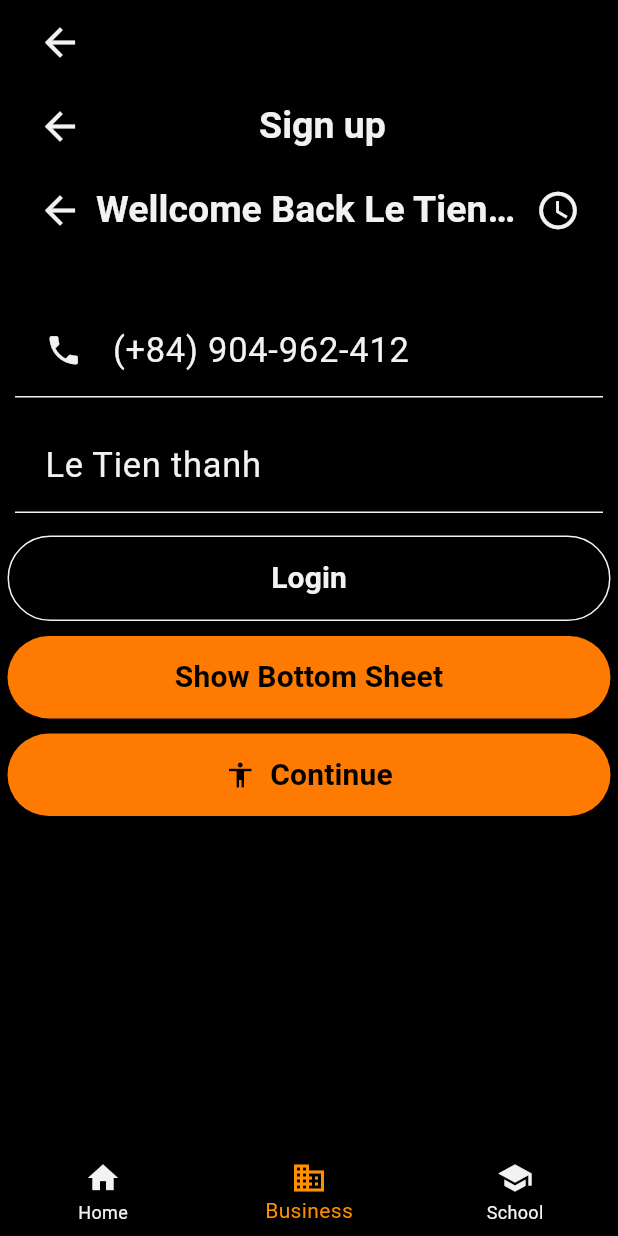
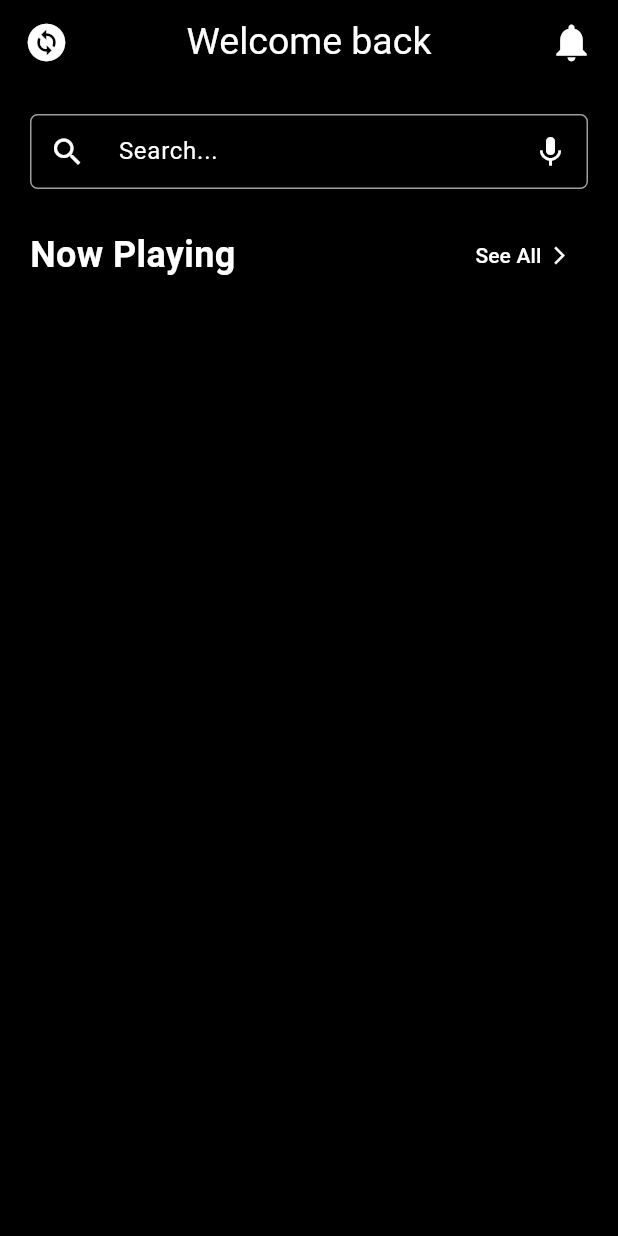
Before and after one commit to ThanhLeT0bito/movie_app_final, a Flutter app: the screen it shows after launch, on a phone screen of 412 x 824 dp. Run offline on Flutter 3.47's test engine with Material 3 defaults, Android fonts, the phone set to English and light mode, and no system bars; drawn by our look-alikes of carousel_slider.

```diff
--- a/lib/main.dart
+++ b/lib/main.dart
@@ -1,8 +1,13 @@
 import 'package:flutter/material.dart';
 import 'package:movie_app_final/providers/AuthProvider.dart';
+import 'package:movie_app_final/providers/Comingsoon_provider.dart';
+import 'package:movie_app_final/providers/Nowplaying_provider.dart';
 import 'package:movie_app_final/providers/ticket_management_provider.dart';
 import 'package:movie_app_final/providers/watching_movie_provider.dart';
+import 'package:movie_app_final/screens/coming_Soon_screens.dart';
 import 'package:movie_app_final/screens/home_order_movie_screen.dart';
+import 'package:movie_app_final/screens/home_page_screens.dart';
+import 'package:movie_app_final/screens/now_playing_screens.dart';
 import 'package:movie_app_final/screens/profile_screens.dart';
 import 'package:movie_app_final/screens/home_screen.dart';
 import 'package:movie_app_final/screens/ticket_screens.dart';
@@ -22,17 +27,23 @@ class MyApp extends StatelessWidget {
       providers: [
         ChangeNotifierProvider(create: (_) => AuthProvider()),
         ChangeNotifierProvider(create: (_) => WatchingMovieProvider()),
-        ChangeNotifierProvider(create: (_) => TicketManagement())
+        ChangeNotifierProvider(create: (_) => TicketManagement()),
+        ChangeNotifierProvider(create: (_) => ComingSoonManagement()),
+        ChangeNotifierProvider(create: (_) => NowplayingManagement()),
       ],
       child: MaterialApp(
         title: 'MOviE',
-        initialRoute: HomeScreen.routeName,
+        initialRoute: HomepageScreens.routeName,
         routes: {
           HomeScreen.routeName: (context) => const HomeScreen(),
           HomeOrderMovie.routeName: (context) => HomeOrderMovie(),
           HomeWatchingScreen.routeName: (context) => HomeWatchingScreen(),
           TicketMovieScreens.routeName: (context) => TicketMovieScreens(),
           HomeProfileScreens.routeName: (context) => HomeProfileScreens(),
+          ComingSoonScreens.routeName:(context) => ComingSoonScreens(),
+          NowplayingScreens.routeName:(context) => NowplayingScreens(),
+          HomepageScreens.routeName:(context) => HomepageScreens(),
+          //SeatScreens.routeName:(context) => SeatScreens(),
         },
       ),
     );
--- /dev/null
+++ b/lib/models/model_widget/ComingSoon.dart
@@ -0,0 +1,17 @@
+// ignore_for_file: non_constant_identifier_names
+
+import 'package:flutter/material.dart';
+
+class ComingSoon with ChangeNotifier{
+  final String? Name;
+  final String? Datetime;
+  final String? TheaterLocation;
+  final String? Image;
+
+  ComingSoon({
+    required this.Name,
+    required this.Datetime,
+    required this.TheaterLocation,
+    required this.Image
+  });
+}
--- /dev/null
+++ b/lib/models/model_widget/Nowplaying.dart
@@ -0,0 +1,17 @@
+import 'package:flutter/material.dart';
+
+class Nowplaying with ChangeNotifier{
+  final String? Name;
+  final String? Star;
+  final String? Time;
+  final String? Address;
+  final String? Image;
+
+  Nowplaying({
+    required this.Address,
+    required this.Image,
+    required this.Name,
+    required this.Star,
+    required this.Time,
+  });
+}
--- /dev/null
+++ b/lib/providers/Comingsoon_provider.dart
@@ -0,0 +1,47 @@
+import 'package:flutter/material.dart';
+import 'package:movie_app_final/models/model_widget/ComingSoon.dart';
+
+class ComingSoonManagement extends ChangeNotifier{
+  List<ComingSoon> listComingSoon=[
+
+    ComingSoon(
+      Name: 'Doraemon movie 43',
+      Datetime: '20.12.2022',
+      TheaterLocation: 'Adventure, Sci-fi',
+      Image: 'img_3.jpg',
+    ),
+    ComingSoon(
+      Name: 'Spy x family CODE: White',
+      Datetime: '25.12.2022',
+      TheaterLocation: 'Adventure, Sci-fi',
+      Image: 'img_3.jpg',
+      ),
+      ComingSoon(
+      Name: 'Doraemon movie 6',
+      Datetime: '20.12.2022',
+      TheaterLocation: 'Adventure, Sci-fi',
+      Image: 'img_3.jpg',
+    ),
+    ComingSoon(
+      Name: 'Doraemon movie 46',
+      Datetime: '20.12.2022',
+      TheaterLocation: 'Adventure, Sci-fi',
+      Image: 'img_3.jpg',),
+       ComingSoon(
+      Name: 'Doraemon movie 789',
+      Datetime: '20.12.2022',
+      TheaterLocation: 'Adventure, Sci-fi',
+      Image: 'img_1.jpg',),
+       ComingSoon(
+      Name: 'Doraemon movie 89',
+      Datetime: '20.12.2022',
+      TheaterLocation: 'Adventure, Sci-fi',
+      Image: 'img_2.jpg',),
+       ComingSoon(
+      Name: 'Doraemon movie 89',
+      Datetime: '20.12.2022',
+      TheaterLocation: 'Adventure, Sci-fi',
+      Image: 'img_2.jpg',),
+
+  ];
+}
--- /dev/null
+++ b/lib/providers/Nowplaying_provider.dart
@@ -0,0 +1,37 @@
+import 'package:flutter/material.dart';
+import 'package:movie_app_final/models/model_widget/Nowplaying.dart';
+
+class NowplayingManagement extends ChangeNotifier{
+  List<Nowplaying> listNowplaying=[
+
+
+    Nowplaying(
+      Name: 'Doraemon movie 43',
+      Time: '20.12.2022',
+      Address: 'Adventure, Sci-fi',
+      Star:'4.0',
+      Image: 'img_2.jpg',
+    ),
+    Nowplaying(
+      Name: 'Doraemon movie 77',
+      Time: '20.12.2022',
+      Address: 'Adventure, Sci-fi',
+      Star:'4.0',
+      Image: 'img_2.jpg',
+    ),
+    Nowplaying(
+      Name: 'Doraemon movie 11',
+      Time: '20.12.2022',
+      Address: 'Adventure, Sci-fi',
+      Star:'4.0',
+      Image: 'img_2.jpg',
+    ),
+    Nowplaying(
+      Name: 'Doraemon movie 20',
+      Time: '20.12.2022',
+      Address: 'Adventure, Sci-fi',
+      Star:'4.0',
+      Image: 'img_2.jpg',
+    ),
+  ];
+}
--- a/lib/resources/app_color.dart
+++ b/lib/resources/app_color.dart
@@ -17,6 +17,9 @@ class AppColors {
   // home order movie
   //my ticket movie
   static Color Background = const Color(0xFF1C1C1C);
-  //profile
+  //comingsoon
+  static const Color BackgroundButton  = Color(0xFF1C1C1C);
+  static const Color Fonttextbutton = Color(0xFF000000);
+  static const Color font = Color(0xFFBFBFBF);
 
 }
--- /dev/null
+++ b/lib/screens/home_page_screens.dart
@@ -0,0 +1,149 @@
+import 'package:carousel_slider/carousel_slider.dart';
+import 'package:flutter/material.dart';
+
+class HomepageScreens extends StatefulWidget {
+  const HomepageScreens({Key? key}) : super(key: key);
+  static const routeName = '/home-page';
+
+  @override
+  State<HomepageScreens> createState() => _HomepageScreensState();
+}
+
+class _HomepageScreensState extends State<HomepageScreens> {
+  @override
+  Widget build(BuildContext context) {
+    return Material(
+      child: Scaffold(
+        backgroundColor: Colors.black, // Đặt màu nền của Scaffold thành đen
+        appBar: AppBar(
+          title: Row(
+            mainAxisAlignment: MainAxisAlignment.spaceBetween,
+            children: [
+              Icon(Icons.change_circle_sharp, color: Colors.white, size: 30,), // Biểu tượng trái
+              Text(
+                'Welcome back',
+                style: TextStyle(color: Colors.white, fontSize: 25), // Màu văn bản là trắng
+              ),
+              Icon(Icons.notifications, color: Colors.white, size: 30,), // Biểu tượng phải
+            ],
+          ),
+          backgroundColor: Colors.black, // Đặt màu nền của AppBar thành đen
+          centerTitle: true, // Căn giữa tiêu đề
+          automaticallyImplyLeading: false, // Tắt nút back
+        ),
+        body: SingleChildScrollView(
+          child: Padding(
+            padding: const EdgeInsets.symmetric(horizontal: 20),
+            child: Column(
+              crossAxisAlignment: CrossAxisAlignment.stretch,
+              children: [
+                SizedBox(height: 20),
+                Container(
+                  decoration: BoxDecoration(
+                    borderRadius: BorderRadius.circular(5),
+                    border: Border.all(color: Colors.grey, width: 1),
+                  ),
+                  child: Row(
+                    children: [
+                      IconButton(
+                        icon: Icon(Icons.search, color: Colors.white), // Thêm màu trắng cho icon search
+                        onPressed: () {
+                          // Xử lý khi nhấn vào icon search
+                        },
+                      ),
+                      Expanded(
+                        child: TextField(
+                          style: TextStyle(color: Colors.white), // Đặt màu chữ của TextField thành màu trắng
+                          decoration: InputDecoration(
+                            hintText: 'Search...',
+                            hintStyle: TextStyle(color: Colors.white), // Đặt màu chữ cho hint thành màu trắng
+                            border: InputBorder.none,
+                            contentPadding: EdgeInsets.symmetric(horizontal: 10),
+                          ),
+                        ),
+                      ),
+                      IconButton(
+                        icon: Icon(Icons.mic, color: Colors.white), // Thêm màu trắng cho icon microphone
+                        onPressed: () {
+                          // Xử lý khi nhấn vào icon microphone
+                        },
+                      ),
+                    ],
+                  ),
+                ),
+                SizedBox(height: 20),
+                Row(
+                  mainAxisAlignment: MainAxisAlignment.spaceBetween,
+                  children: [
+                    Text(
+                      'Now Playing',
+                      style: TextStyle(color: Colors.white, fontSize: 24, fontWeight: FontWeight.bold),
+                    ),
+                    TextButton(
+                      onPressed: () {
+                        // Xử lý khi nhấn vào nút "See All"
+                      },
+                      child: Row(
+                        children: [
+                          Text(
+                            'See All',
+                            style: TextStyle(color: Colors.white, fontSize: 14),
+                          ),
+                          SizedBox(width: 5,),
+                          Icon(Icons.arrow_forward_ios, color: Colors.white, size: 14,), // Icon
+                        ],
+                      ),
+                    ),
+                  ],
+                ),
+                SizedBox(height: 20),
+                // Thêm các phần tử khác tại đây
+                // Thêm Carousel ở đây
+                CarouselSlider(
+  options: CarouselOptions(
+    height: 200.0,
+    aspectRatio: 16 / 9,
+    viewportFraction: 0.8,
+    initialPage: 0,
+    enableInfiniteScroll: true,
+    reverse: false,
+    autoPlay: true,
+    autoPlayInterval: Duration(seconds: 2),
+    autoPlayAnimationDuration: Duration(milliseconds: 200),
+    autoPlayCurve: Curves.fastOutSlowIn,
+    enlargeCenterPage: true,
+    scrollDirection: Axis.horizontal,
+  ),
+  items: [
+    // 'https://kenh14cdn.com/thumb_w/600/2015/elbnca-special-poster2-small-1449142035822.jpg'
+    // 'https://kenh14cdn.com/thumb_w/600/2015/elbnca-special-poster2-small-1449142035822.jpg'
+    // 'https://kenh14cdn.com/thumb_w/600/2015/elbnca-special-poster2-small-1449142035822.jpg'
+    // 'https://kenh14cdn.com/thumb_w/600/2015/elbnca-special-poster2-small-1449142035822.jpg'
+  ].map((item) {
+    return Builder(
+      builder: (BuildContext context) {
+        return Container(
+          width: MediaQuery.of(context).size.width,
+          margin: EdgeInsets.symmetric(horizontal: 5.0),
+          decoration: BoxDecoration(
+            color: Colors.grey,
+            borderRadius: BorderRadius.circular(8.0),
+          ),
+          child: Image.network(
+            item,
+            fit: BoxFit.cover,
+          ),
+        );
+      },
+    );
+  }).toList(),
+)
+
+              ],
+            ),
+          ),
+        ),
+      ),
+    );
+  }
+}
--- a/lib/screens/home_screen.dart
+++ b/lib/screens/home_screen.dart
@@ -107,6 +107,7 @@ class _HomeScreenState extends State<HomeScreen> {
             icon: Icon(Icons.business),
             label: 'Business',
           ),
+
           BottomNavigationBarItem(
             icon: Icon(Icons.school),
             label: 'School',
@@ -116,6 +117,7 @@ class _HomeScreenState extends State<HomeScreen> {
         selectedItemColor: Colors.amber[800],
         unselectedLabelStyle: TextStyle(color: AppColors.BaseColorWhite),
         unselectedItemColor: AppColors.BaseColorWhite,
+
         //onTap: _onItemTapped,
       ),
     );
--- a/lib/screens/profile_screens.dart
+++ b/lib/screens/profile_screens.dart
@@ -23,7 +23,7 @@ class _ProfileScreensState extends State<HomeProfileScreens> {
   @override
   Widget build(BuildContext context) {
     final data = Provider.of<AuthProvider>(context);
-    var currentUser = data.CurrentUser;/// rồi , sẽ lấy currentUser để đưa ra UI nè okok?
+    var currentUser = data.CurrentUser;
     return Scaffold(
       body: ProfileItemWidget(currentUser: currentUser,),
     );
--- a/pubspec.yaml
+++ b/pubspec.yaml
@@ -11,6 +11,7 @@ dependencies:
   flutter:
     sdk: flutter
   cupertino_icons: ^1.0.2
+  carousel_slider: ^4.2.1
   provider: ^6.1.2
 
 dev_dependencies:
```
Also changed, not shown: lib/resources/dimens.dart (+12 -2 lines), lib/screens/coming_Soon_screens.dart (added, +96 -0 lines), lib/screens/now_playing_screens.dart (added, +99 -0 lines), lib/widgets/coming_soon.dart (added, +106 -0 lines), lib/widgets/now_playing.dart (added, +131 -0 lines), pubspec.lock.
